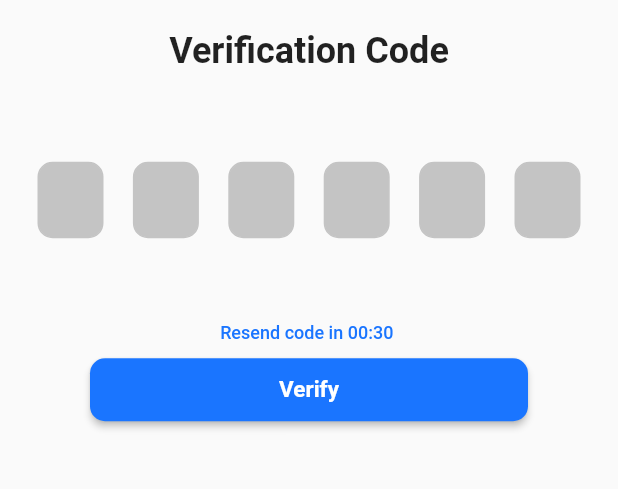
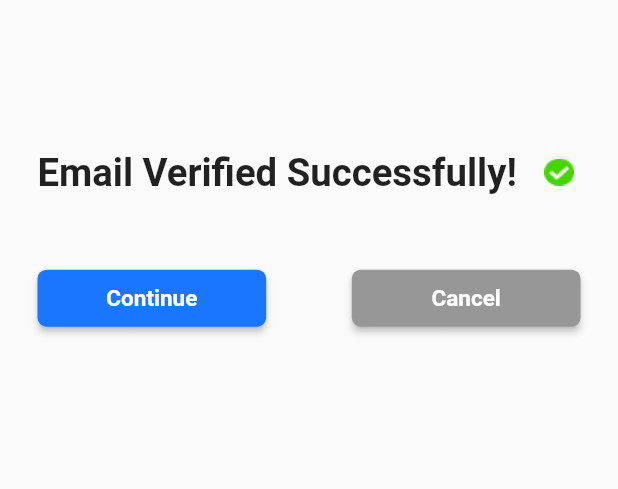
Before and after one commit to khurshid289833/densio, a Flutter app: the EnterOtpScreen screen opened directly, after a tap on "Verify", on a phone screen of 412 x 824 dp, the part 364-853 px from its top. Run offline on Flutter 3.47's test engine with Material 2 defaults, Android fonts, the phone set to English and light mode, and no system bars; drawn by our look-alikes of pin_code_fields; our stand-ins replace email_validator; Roboto replaces fonts that are missing (Hind).

Commit message:
after registration design complete

```diff
--- /dev/null
+++ b/lib/controller/otpController.dart
@@ -0,0 +1,43 @@
+import 'dart:async';
+import 'package:flutter/cupertino.dart';
+import 'package:flutter/material.dart';
+
+class OtpController extends ChangeNotifier{
+
+  final formKey = GlobalKey<FormState>();
+  late TextEditingController otpController;
+
+  int secondsRemaining = 0;
+  bool enableResend = false;
+  Timer? timer;
+
+  void initialize(){
+    otpController = TextEditingController();
+  }
+
+  starTimer(){
+    timer?.cancel();
+    timer = null;
+    secondsRemaining = 30;
+    timer = Timer.periodic(Duration(seconds: 1), (_) {
+      if (secondsRemaining != 0) {
+          secondsRemaining--;
+          notifyListeners();
+      } else {
+        enableResend = true;
+        notifyListeners();
+      }
+    });
+  }
+
+  void resendCode() {
+    //other code here
+    secondsRemaining = 30;
+    enableResend = false;
+    notifyListeners();
+  }
+
+
+
+
+}
--- /dev/null
+++ b/lib/register/emailVerifiedScreen.dart
@@ -0,0 +1,89 @@
+import 'package:flutter/material.dart';
+import 'package:untitled2/register/register.dart';
+import 'package:untitled2/utils/appColor.dart';
+import 'package:untitled2/utils/appString.dart';
+import 'enterPasswordScreen.dart';
+
+class EmailVerifiedScreen extends StatefulWidget {
+  const EmailVerifiedScreen({Key? key}) : super(key: key);
+
+  @override
+  _EmailVerifiedScreenState createState() => _EmailVerifiedScreenState();
+}
+
+class _EmailVerifiedScreenState extends State<EmailVerifiedScreen> {
+  @override
+  Widget build(BuildContext context) {
+    final screenHeight = MediaQuery.of(context).size.height;
+    final screenWidth = MediaQuery.of(context).size.width;
+    return Scaffold(
+      body: ListView(
+        scrollDirection: Axis.vertical,
+        physics: ScrollPhysics(),
+        shrinkWrap: true,
+        padding: EdgeInsets.only(top: 50,left: 25,right: 25),
+        children: [
+          Image.asset("assets/images/logo.png"),
+          Container(
+            margin: EdgeInsets.only(top: 100),
+            alignment: Alignment.center,
+            child: Row(
+              mainAxisAlignment: MainAxisAlignment.spaceBetween,
+              children: [
+                Text(AppString.emailVerifiedSuccessfully,
+                  style: TextStyle(fontSize: screenWidth*0.062,fontWeight: FontWeight.w600),
+                ),
+                Image.asset("assets/images/check.png",height: screenWidth*0.062),
+              ],
+            ),
+          ),
+          Row(
+            mainAxisAlignment: MainAxisAlignment.spaceBetween,
+            children: [
+              Container(
+                height: 38,
+                width: screenWidth*0.37,
+                margin: EdgeInsets.only(top: 50),
+                child: ElevatedButton(
+                  style: ElevatedButton.styleFrom(
+                    primary: AppColor.blueColor,
+                    onPrimary: Colors.white,
+                    shape: RoundedRectangleBorder(
+                      borderRadius: BorderRadius.circular(6),
+                    ),
+                  ),
+                  child: Text(AppString.continueText,
+                    style: TextStyle(fontSize: 15,fontWeight: FontWeight.bold),
+                  ),
+                  onPressed: (){
+                    Navigator.push(context, MaterialPageRoute(builder: (context)=>EnterPasswordScreen()));
+                  },
+                ),
+              ),
+              Container(
+                height: 38,
+                width: screenWidth*0.37,
+                margin: EdgeInsets.only(top: 50),
+                child: ElevatedButton(
+                  style: ElevatedButton.styleFrom(
+                    primary: Color(0xFF979797),
+                    onPrimary: Colors.white,
+                    shape: RoundedRectangleBorder(
+                      borderRadius: BorderRadius.circular(6),
+                    ),
+                  ),
+                  child: Text(AppString.cancel,
+                    style: TextStyle(fontSize: 15,fontWeight: FontWeight.bold),
+                  ),
+                  onPressed: (){
+                    Navigator.pushAndRemoveUntil(context, MaterialPageRoute(builder: (context)=>Register()), (route) => false);
+                  },
+                ),
+              ),
+            ],
+          ),
+        ],
+      ),
+    );
+  }
+}
--- a/lib/register/enterOtpScreen.dart
+++ b/lib/register/enterOtpScreen.dart
@@ -1,7 +1,11 @@
 import 'package:flutter/material.dart';
 import 'package:flutter/services.dart';
 import 'package:pin_code_fields/pin_code_fields.dart';
+import 'package:untitled2/controller/otpController.dart';
+import 'package:untitled2/register/emailVerifiedScreen.dart';
 import 'package:untitled2/utils/appColor.dart';
+import 'package:provider/provider.dart';
+import 'package:untitled2/utils/appString.dart';
 
 class EnterOtpScreen extends StatefulWidget {
   const EnterOtpScreen({Key? key}) : super(key: key);
@@ -11,14 +15,28 @@ class EnterOtpScreen extends StatefulWidget {
 }
 
 class _EnterOtpScreenState extends State<EnterOtpScreen> {
-  TextEditingController otpController = TextEditingController();
-  final _formKey = GlobalKey<FormState>();
+
+  @override
+  void initState() {
+    OtpController provider = Provider.of<OtpController>(context, listen: false);
+    provider.initialize();
+    provider.starTimer();
+    super.initState();
+  }
+
+  void showSnackBar(String text){
+    ScaffoldMessenger.of(context).showSnackBar(SnackBar(
+      content: Text(text,style: TextStyle(fontSize: 20,fontWeight: FontWeight.bold,color: AppColor.greenTextColor)),
+      backgroundColor: AppColor.lightGreenColor,
+    ));
+  }
 
   @override
   Widget build(BuildContext context) {
+    OtpController provider = Provider.of<OtpController>(context);
     return Scaffold(
       body: Form(
-        key: _formKey,
+        key: provider.formKey,
         child: ListView(
           scrollDirection: Axis.vertical,
           physics: ScrollPhysics(),
@@ -29,7 +47,7 @@ class _EnterOtpScreenState extends State<EnterOtpScreen> {
             Container(
               margin: EdgeInsets.only(top: 20),
               alignment: Alignment.center,
-              child: Text("Verification Code",
+              child: Text(AppString.verificationCode,
                 style: TextStyle(fontSize: 24,fontWeight: FontWeight.w600),
               ),
             ),
@@ -49,13 +67,12 @@ class _EnterOtpScreenState extends State<EnterOtpScreen> {
                 },
                 appContext: context,
                 length: 6,
+                keyboardType: TextInputType.number,
                 cursorColor: Colors.black,
                 textStyle: TextStyle(fontWeight: FontWeight.bold),
                 enableActiveFill: true,
-                controller: otpController,
-                onChanged: (value) {
-                  print(value);
-                },
+                controller: provider.otpController,
+                onChanged: (value) {},
                 pinTheme: PinTheme(
                   shape: PinCodeFieldShape.box,
                   borderWidth: 1.0,
@@ -69,15 +86,18 @@ class _EnterOtpScreenState extends State<EnterOtpScreen> {
                   activeFillColor: AppColor.greyColor,
                   selectedFillColor: AppColor.greyColor,
                 ),
-                // onCompleted: (value){
-                // },
               ),
             ),
             Container(
               margin: EdgeInsets.only(top: 40),
               alignment: Alignment.center,
-              child: Text("Resend code in 00:30 ",
-                style: TextStyle(fontSize: 12,color: AppColor.blueColor,fontWeight: FontWeight.w500),
+              child: GestureDetector(
+                onTap: (){
+                  provider.enableResend ? provider.resendCode(): showSnackBar("Please wait");
+                },
+                child: Text("${AppString.resendCodeIn} 00:${provider.secondsRemaining.toString().padLeft(2,'0')} ",
+                  style: TextStyle(fontSize: 12,color: AppColor.blueColor,fontWeight: FontWeight.w500),
+                ),
               ),
             ),
             Container(
@@ -91,11 +111,12 @@ class _EnterOtpScreenState extends State<EnterOtpScreen> {
                     borderRadius: BorderRadius.circular(10),
                   ),
                 ),
-                child: Text("Verify",
+                child: Text(AppString.verify,
                   style: TextStyle(fontSize: 15,fontWeight: FontWeight.bold),
                 ),
                 onPressed: (){
-                  if (_formKey.currentState!.validate()) {
+                  if (provider.formKey.currentState!.validate()) {
+                    Navigator.of(context).push(MaterialPageRoute(builder: (context)=>EmailVerifiedScreen()));
                   }
                 },
               ),
--- a/lib/utils/appColor.dart
+++ b/lib/utils/appColor.dart
@@ -5,4 +5,7 @@ class AppColor{
   static const Color textFieldBorderColor = const Color(0xFF223354);
   static const Color blueColor = const Color(0xFF1A75FF);
   static const Color greyColor = const Color(0xFFC4C4C4);
+  static const Color lightGreenColor = const Color(0xFFC5F2C7);
+  static const Color greenTextColor = const Color(0xFF1F8B24);
+
 }
--- a/lib/utils/appString.dart
+++ b/lib/utils/appString.dart
@@ -1,6 +1,29 @@
 class AppString{
 
+  ///Sign Up Page///
   static const String SignUp = "Sign Up";
+  static const String firstName = "First Name";
+  static const String lastName = "Last Name";
+  static const String mobileNumber = "Mobile Number";
+  static const String emailAddress = "Email Address";
+  static const String verify = "Verify";
+  static const String alreadyHaveAnAccount = "Already have an account? ";
+  static const String signInHere = "Sign in here";
+
+  ///OTP Page///
+  static const String verificationCode = "Verification Code";
+  static const String resendCodeIn = "Resend code in";
+
+  ///Email Verified Page///
+  static const String emailVerifiedSuccessfully = "Email Verified Successfully!";
+  static const String continueText = "Continue";
+  static const String cancel = "Cancel";
+
+  ///Enter Password Page///
+  static const String enterPassword = "Enter Password";
+  static const String password = "Password";
+  static const String confirmPassword = "Confirm Password";
+  static const String signIn = "Sign In";
 
 
 }
```
Also changed, not shown: lib/controller/enterPasswordController.dart (added, +56 -0 lines), lib/controller/registerController.dart (+5 -3 lines), lib/main.dart (+12 -1 lines), lib/register/enterPasswordScreen.dart (added, +211 -0 lines), lib/register/register.dart (+32 -19 lines).
